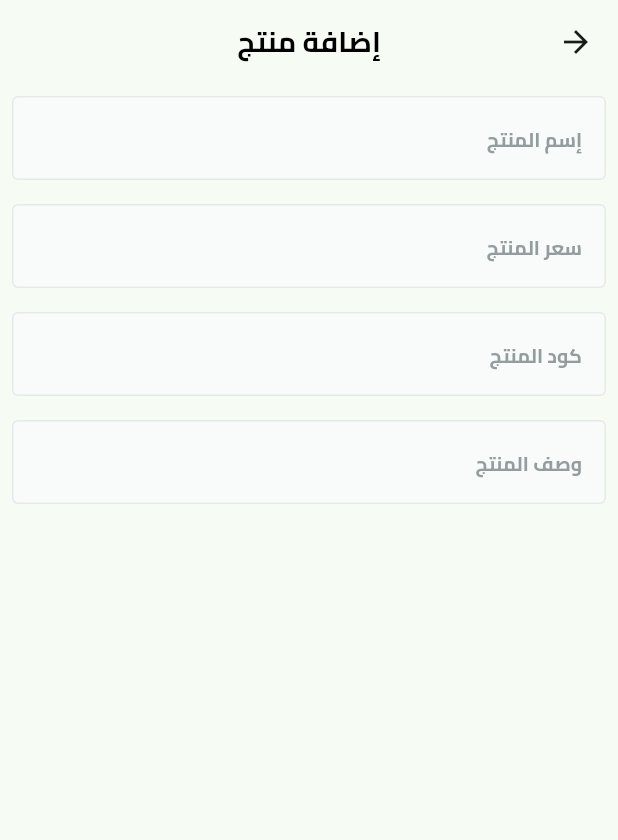
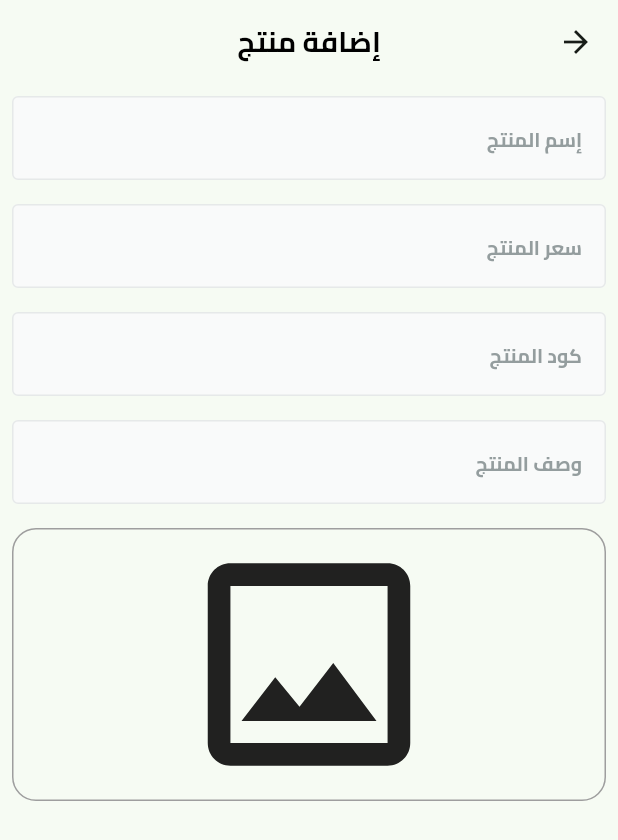
Before and after one commit to MeDoRa0/fruits_hub_dashboard, a Flutter app: the AddProductView screen opened by its route, on a phone screen of 412 x 824 dp. Shown: the top 840 px of the screen. Run offline on Flutter 3.47's test engine with Material 3 defaults, Android fonts, the phone set to English and light mode, and no system bars; our stand-ins replace firebase_core; accounts and stored records are empty.

Commit message:
Update project dependencies and add image selection feature in AddProduct view

```diff
--- a/lib/features/add_product/presentation/views/widgets/add_product_view_body.dart
+++ b/lib/features/add_product/presentation/views/widgets/add_product_view_body.dart
@@ -1,5 +1,6 @@
 import 'package:flutter/material.dart';
 import 'package:fruits_hub_dashboard/core/widgets/custom_text_form_field.dart';
+import 'package:fruits_hub_dashboard/features/add_product/presentation/views/widgets/image_field.dart';
 
 class AddProductViewBody extends StatefulWidget {
   const AddProductViewBody({super.key});
@@ -50,6 +51,7 @@ class _AddProductViewBodyState extends State<AddProductViewBody> {
               SizedBox(
                 height: 16,
               ),
+              ImageField(),
             ],
           ),
         ),
--- /dev/null
+++ b/lib/features/add_product/presentation/views/widgets/image_field.dart
@@ -0,0 +1,27 @@
+import 'package:flutter/material.dart';
+
+class ImageField extends StatelessWidget {
+  const ImageField({super.key});
+
+  @override
+  Widget build(BuildContext context) {
+    return GestureDetector(
+      onTap: () {
+
+      },
+      child: Container(
+        width: double.infinity,
+        decoration: BoxDecoration(
+          borderRadius: BorderRadius.circular(16),
+          border: Border.all(
+            color: Colors.grey,
+          ),
+        ),
+        child: Icon(
+          Icons.image_outlined,
+          size: 180,
+        ),
+      ),
+    );
+  }
+}
--- a/pubspec.yaml
+++ b/pubspec.yaml
@@ -11,7 +11,8 @@ dependencies:
   flutter:
     sdk: flutter
   flutter_localizations:
-        sdk: flutter
+    sdk: flutter
+  image_picker: ^1.1.2
 
 dev_dependencies:
   flutter_lints: ^5.0.0
```
Also changed, not shown: pubspec.lock, 8 other files.
